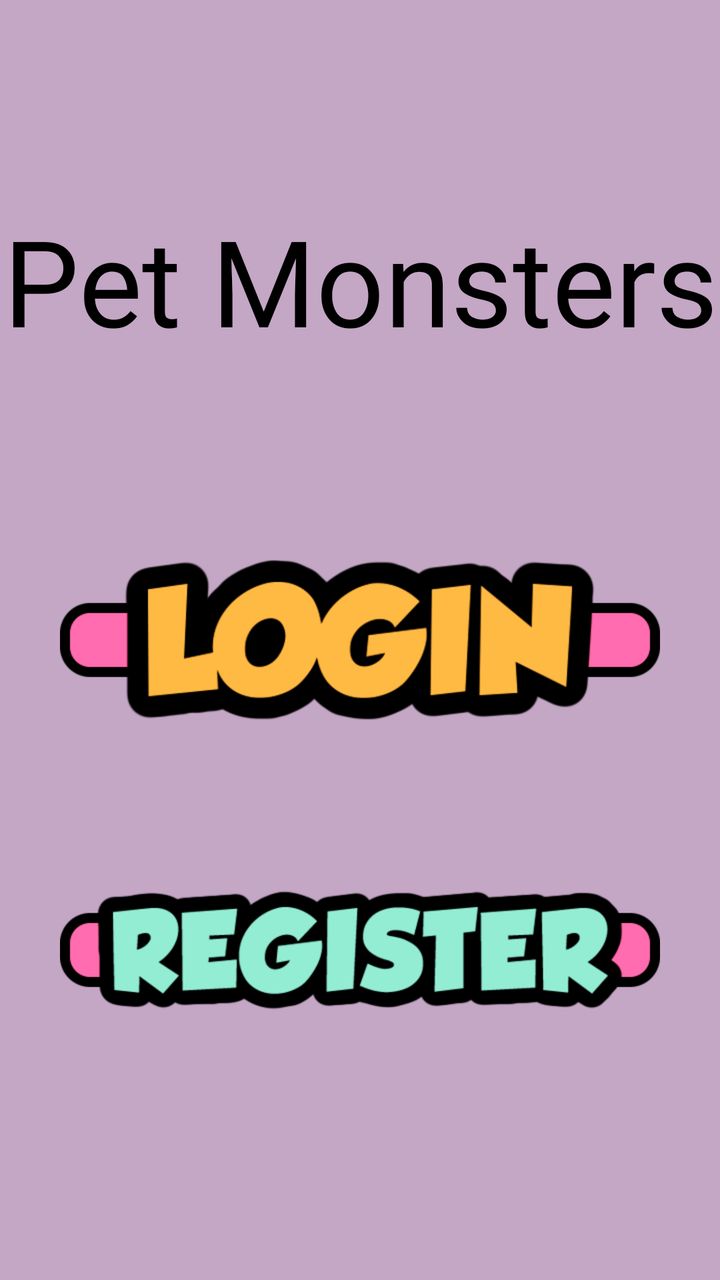
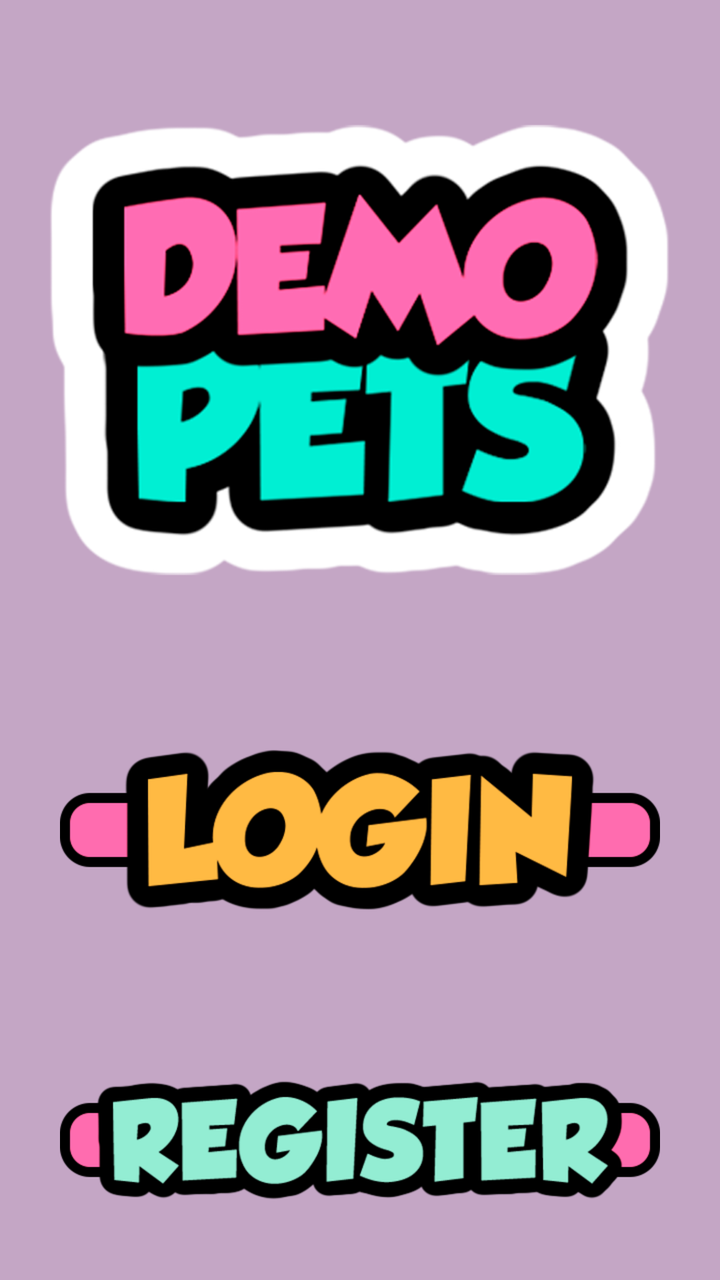

The first picture is an Android layout as it rendered before a commit; the second is the same layout after the commit. The layout source and the unified diff follow.
<!-- AndroidManifest.xml: application theme Theme.PetMonsters -->
<!-- res/layout/activity_start.xml -->
<?xml version="1.0" encoding="utf-8"?>
<androidx.constraintlayout.widget.ConstraintLayout xmlns:android="http://schemas.android.com/apk/res/android"
    xmlns:app="http://schemas.android.com/apk/res-auto"
    xmlns:tools="http://schemas.android.com/tools"
    android:layout_width="match_parent"
    android:layout_height="match_parent"
    tools:context=".StartActivity"
    android:background="@color/main_background">

    <LinearLayout
        android:layout_width="match_parent"
        android:layout_height="match_parent"
        android:orientation="vertical">

        <TextView
            android:layout_width="match_parent"
            android:layout_height="wrap_content"
            android:fontFamily="@font/g"
            android:text="Pet Monsters"
            android:textSize="60dp"
            android:textColor="@color/black"
            android:textAlignment="center"
            android:layout_marginTop="100dp"/>

        <ImageView
            android:id="@+id/login_iv"
            android:layout_width="300dp"
            android:layout_height="80dp"
            android:layout_gravity="center"
            android:src="@drawable/login_button"
            android:text="LOGIN"
            android:textSize="40dp"
            android:layout_marginTop="100dp"/>

        <ImageView
            android:id="@+id/register_iv"
            android:layout_width="300dp"
            android:layout_height="80dp"
            android:layout_gravity="center"
            android:src="@drawable/register_button"
            android:text="REGISTER"
            android:textSize="40dp"
            android:layout_marginTop="75dp"/>

        <TextView
            android:layout_width="match_parent"
            android:layout_height="wrap_content"
            android:text="Under the Bridge \n Studios"
            android:textSize="20dp"
            android:fontFamily="@font/g"
            android:textColor="@color/font_color"
            android:textAlignment="center"
            android:layout_marginTop="125dp"/>

    </LinearLayout>
</androidx.constraintlayout.widget.ConstraintLayout>
<!-- resources referenced by this layout -->
<resources>
  <color name="black">#FF000000</color>
  <color name="font_color">#670732</color>
  <color name="main_background">#C4A6C5</color>
  <!-- drawable login_button: png bitmap (drawable, 23977 bytes) -->
  <!-- drawable register_button: png bitmap (drawable, 23793 bytes) -->
  <style name="Theme.PetMonsters" parent="Theme.MaterialComponents.DayNight.NoActionBar">
          
          <item name="colorPrimary">@color/purple_500</item>
          <item name="colorPrimaryVariant">@color/purple_700</item>
          <item name="colorOnPrimary">@color/white</item>
          
          <item name="colorSecondary">@color/teal_200</item>
          <item name="colorSecondaryVariant">@color/teal_700</item>
          <item name="colorOnSecondary">@color/black</item>
          
          <item name="android:statusBarColor">?attr/colorPrimaryVariant</item>
          
      </style>
  <color name="purple_500">#FF6200EE</color>
  <color name="purple_700">#FF3700B3</color>
  <color name="white">#FFFFFFFF</color>
  <color name="teal_200">#FF03DAC5</color>
  <color name="teal_700">#FF018786</color>
</resources>

<!-- the commit's change to res/layout/activity_start.xml (unified diff, before → after) -->
@@ -12,15 +12,12 @@
         android:layout_height="match_parent"
         android:orientation="vertical">
 
-        <TextView
-            android:layout_width="match_parent"
-            android:layout_height="wrap_content"
-            android:fontFamily="@font/g"
-            android:text="Pet Monsters"
-            android:textSize="60dp"
-            android:textColor="@color/black"
-            android:textAlignment="center"
-            android:layout_marginTop="100dp"/>
+        <ImageView
+            android:layout_width="350dp"
+            android:layout_height="250dp"
+            android:layout_marginTop="50dp"
+            android:src="@drawable/titulo"
+            android:layout_gravity="center_horizontal"/>
 
         <ImageView
             android:id="@+id/login_iv"
@@ -30,7 +27,7 @@
             android:src="@drawable/login_button"
             android:text="LOGIN"
             android:textSize="40dp"
-            android:layout_marginTop="100dp"/>
+            android:layout_marginTop="75dp"/>
 
         <ImageView
             android:id="@+id/register_iv"
@@ -50,7 +47,7 @@
             android:fontFamily="@font/g"
             android:textColor="@color/font_color"
             android:textAlignment="center"
-            android:layout_marginTop="125dp"/>
+            android:layout_marginTop="100dp"/>
 
     </LinearLayout>
 </androidx.constraintlayout.widget.ConstraintLayout>
<!-- resource entries referenced after the edit -->
@@ -5,6 +5,7 @@
   <color name="main_background">#C4A6C5</color>
   <!-- drawable login_button: png bitmap (drawable, 23977 bytes) -->
   <!-- drawable register_button: png bitmap (drawable, 23793 bytes) -->
+  <!-- drawable titulo: png bitmap (drawable, 79230 bytes) -->
   <style name="Theme.PetMonsters" parent="Theme.MaterialComponents.DayNight.NoActionBar">
           
           <item name="colorPrimary">@color/purple_500</item>
